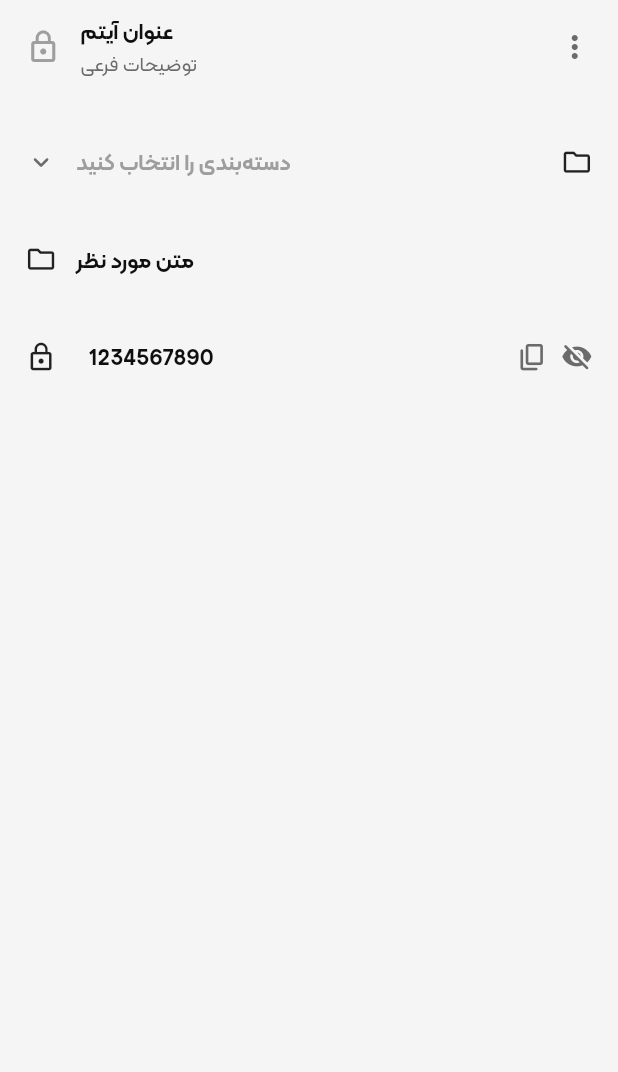
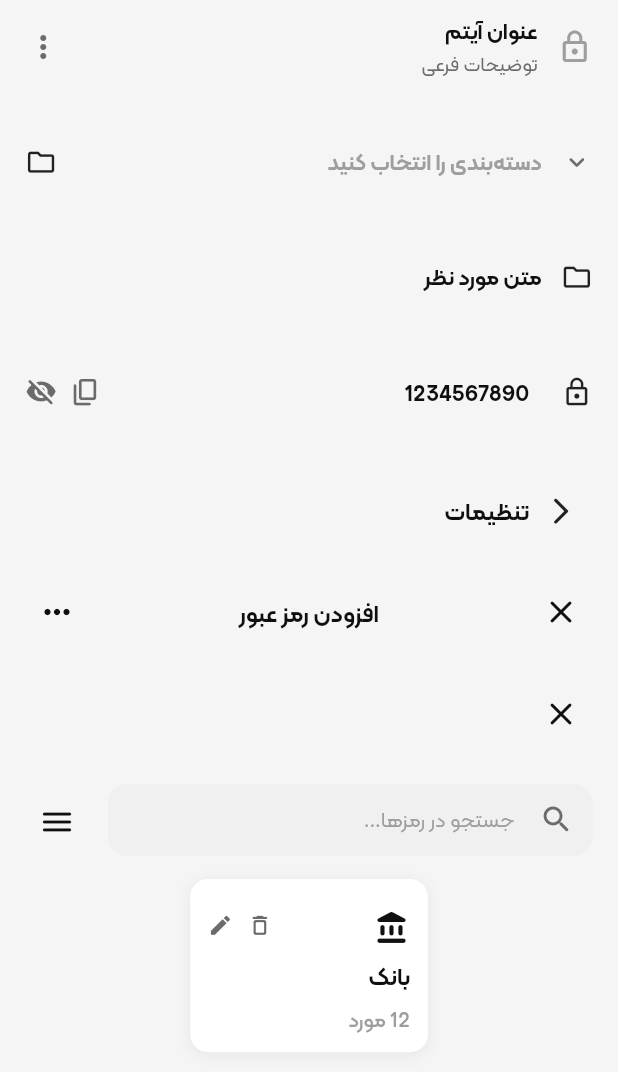
Before and after one commit to javadHeidary/keyva, a Flutter app: the screen it shows after launch, on a phone screen of 412 x 824 dp. Shown: the top 1072 px of the screen. Run offline on Flutter 3.47's test engine with Material 3 defaults, Android fonts, the phone set to English and light mode, and no system bars; our stand-ins replace flutter_svg, get, vector_graphics.

Commit message:
Add :  app widgets

```diff
--- a/lib/feature/widget_builder_test.dart
+++ b/lib/feature/widget_builder_test.dart
@@ -4,8 +4,11 @@ import 'package:keyva/core/theme/app_spacing.dart';
 import 'package:keyva/core/theme/extensions/responsive_extentions.dart';
 import 'package:keyva/core/theme/extensions/theme_extentions.dart';
 import 'package:keyva/shared/widget/app_dropdown_widget.dart';
+import 'package:keyva/shared/widget/app_header_widget.dart';
 import 'package:keyva/shared/widget/app_list_item_widget.dart';
 import 'package:keyva/shared/widget/app_password_display_widget.dart';
+import 'package:keyva/shared/widget/app_search_header_widger.dart';
+import 'package:keyva/shared/widget/category_widget.dart';
 
 class WidgetBuilderTest extends StatelessWidget {
   const WidgetBuilderTest({super.key});
@@ -14,6 +17,8 @@ class WidgetBuilderTest extends StatelessWidget {
   Widget build(BuildContext context) {
     return Scaffold(
       body: SafeArea(
+        child: Directionality(
+          textDirection: TextDirection.rtl,
           child: Column(
             children: [
               AppListItemWidget(
@@ -54,6 +59,7 @@ class WidgetBuilderTest extends StatelessWidget {
                   size: AppSizes.iconMd.s,
                 ),
               ),
+              SizedBox(height: AppSpacing.md.h),
 
               AppListItemWidget(
                 title: 'متن مورد نظر',
@@ -63,6 +69,7 @@ class WidgetBuilderTest extends StatelessWidget {
                 ), // یا leadingIcon
                 onTap: () {},
               ),
+              SizedBox(height: AppSpacing.md.h),
 
               AppPasswordDisplayWiget(
                 leadingIcon: Icon(Icons.lock_outline, size: AppSizes.iconMd.s),
@@ -71,7 +78,65 @@ class WidgetBuilderTest extends StatelessWidget {
                 onToggleVisibility: () {},
                 onCopy: () {},
               ),
+              SizedBox(height: AppSpacing.md.h),
+              AppHeaderWidget(
+                title: 'تنظیمات',
+                titleAlign: TextAlign.right,
+                leading: Icon(Icons.arrow_back_ios_new_rounded, size: 20.s),
+                onLeadingTap: () => Navigator.pop(context),
+              ),
+              AppHeaderWidget(
+                title: 'افزودن رمز عبور',
+                titleAlign: TextAlign.center,
+                leading: Icon(
+                  Icons.close_rounded,
+                  size: 24.s,
+                  color: context.colors.textPrimary,
+                ),
+                onLeadingTap: () => Navigator.pop(context),
+                trailing: Icon(
+                  Icons.more_horiz_rounded,
+                  size: 24.s,
+                  color: context.colors.textPrimary,
+                ),
+                onTrailingTap: () {},
+              ),
+              AppHeaderWidget(
+                leading: Icon(
+                  Icons.close_rounded,
+                  size: 24.s,
+                  color: context.colors.textPrimary,
+                ),
+                onLeadingTap: () => Navigator.pop(context),
+              ),
+
+              AppSearchHeaderWidget(
+                controller: TextEditingController(),
+                hintText: 'جستجو در رمزها...',
+                onChanged: (value) {},
+                trailing: Icon(
+                  Icons.menu_rounded,
+                  size: 24.s,
+                  color: context.colors.textPrimary,
+                ),
+                onTrailingTap: () {},
+              ),
+              SizedBox(
+                width: 150.w,
+                child: CategoryCardWidget(
+                  title: 'بانک',
+                  itemCount: 12,
+                  icon: Icon(
+                    Icons.account_balance_rounded,
+                    color: context.colors.primary,
+                  ),
+                  onEdit: () {},
+                  onDelete: () {},
+                  onTap: () {},
+                ),
+              ),
             ],
+          ),
         ),
       ),
     );
--- /dev/null
+++ b/lib/shared/widget/app_header_widget.dart
@@ -0,0 +1,100 @@
+import 'package:flutter/material.dart';
+import 'package:keyva/core/theme/app_typography.dart';
+import 'package:keyva/core/theme/extensions/responsive_extentions.dart';
+import 'package:keyva/core/theme/extensions/theme_extentions.dart';
+
+class AppHeaderWidget extends StatelessWidget {
+  const AppHeaderWidget({
+    super.key,
+    this.title,
+    this.leading,
+    this.trailing,
+    this.onLeadingTap,
+    this.onTrailingTap,
+    this.titleAlign = TextAlign.center,
+    this.showBottomBorder = false,
+    this.padding,
+  });
+
+  final String? title;
+
+  final Widget? leading;
+
+  final Widget? trailing;
+
+  final VoidCallback? onLeadingTap;
+  final VoidCallback? onTrailingTap;
+
+  final TextAlign titleAlign;
+
+  final bool showBottomBorder;
+
+  final EdgeInsetsGeometry? padding;
+
+  @override
+  Widget build(BuildContext context) {
+    final colors = context.colors;
+
+    return Container(
+      padding:
+          padding ?? EdgeInsets.symmetric(horizontal: 16.s, vertical: 12.s),
+      decoration: showBottomBorder
+          ? BoxDecoration(
+              border: Border(
+                bottom: BorderSide(color: colors.divider, width: 1),
+              ),
+            )
+          : null,
+      child: Row(
+        children: [
+          if (leading != null)
+            _HeaderIconButton(onTap: onLeadingTap, child: leading!)
+          else
+            SizedBox(width: 40.s),
+
+          Expanded(
+            child: title != null
+                ? Text(
+                    title!,
+                    textAlign: titleAlign,
+                    maxLines: 1,
+                    overflow: TextOverflow.ellipsis,
+                    style: AppTypography.titleLarge.copyWith(
+                      color: colors.textPrimary,
+                    ),
+                  )
+                : const SizedBox.shrink(),
+          ),
+
+          if (trailing != null)
+            _HeaderIconButton(onTap: onTrailingTap, child: trailing!)
+          else
+            SizedBox(width: 40.s),
+        ],
+      ),
+    );
+  }
+}
+
+class _HeaderIconButton extends StatelessWidget {
+  const _HeaderIconButton({required this.child, this.onTap});
+
+  final Widget child;
+  final VoidCallback? onTap;
+
+  @override
+  Widget build(BuildContext context) {
+    return Material(
+      color: Colors.transparent,
+      child: InkWell(
+        onTap: onTap,
+        borderRadius: BorderRadius.circular(20.s),
+        child: SizedBox(
+          width: 40.s,
+          height: 40.s,
+          child: Center(child: child),
+        ),
+      ),
+    );
+  }
+}
--- /dev/null
+++ b/lib/shared/widget/app_search_header_widger.dart
@@ -0,0 +1,146 @@
+import 'package:flutter/material.dart';
+import 'package:keyva/core/theme/app_typography.dart';
+import 'package:keyva/core/theme/extensions/responsive_extentions.dart';
+import 'package:keyva/core/theme/extensions/theme_extentions.dart';
+
+class AppSearchHeaderWidget extends StatelessWidget {
+  const AppSearchHeaderWidget({
+    super.key,
+    this.controller,
+    this.hintText = 'جستجو...',
+    this.onChanged,
+    this.onSubmitted,
+    this.trailing,
+    this.onTrailingTap,
+    this.padding,
+    this.readOnly = false,
+    this.onTap,
+  });
+
+  final TextEditingController? controller;
+  final String hintText;
+  final ValueChanged<String>? onChanged;
+  final ValueChanged<String>? onSubmitted;
+
+  final Widget? trailing;
+  final VoidCallback? onTrailingTap;
+
+  final EdgeInsetsGeometry? padding;
+
+  final bool readOnly;
+  final VoidCallback? onTap;
+
+  @override
+  Widget build(BuildContext context) {
+    // final colors = context.colors;
+
+    return Padding(
+      padding:
+          padding ?? EdgeInsets.symmetric(horizontal: 16.s, vertical: 12.s),
+      child: Row(
+        children: [
+          Expanded(
+            child: _SearchField(
+              controller: controller,
+              hintText: hintText,
+              onChanged: onChanged,
+              onSubmitted: onSubmitted,
+              readOnly: readOnly,
+              onTap: onTap,
+            ),
+          ),
+
+          if (trailing != null) ...[
+            SizedBox(width: 12.s),
+            _HeaderIconButton(onTap: onTrailingTap, child: trailing!),
+          ],
+        ],
+      ),
+    );
+  }
+}
+
+class _SearchField extends StatelessWidget {
+  const _SearchField({
+    this.controller,
+    required this.hintText,
+    this.onChanged,
+    this.onSubmitted,
+    this.readOnly = false,
+    this.onTap,
+  });
+
+  final TextEditingController? controller;
+  final String hintText;
+  final ValueChanged<String>? onChanged;
+  final ValueChanged<String>? onSubmitted;
+  final bool readOnly;
+  final VoidCallback? onTap;
+
+  @override
+  Widget build(BuildContext context) {
+    final colors = context.colors;
+
+    return SizedBox(
+      height: 48.s,
+      child: TextField(
+        controller: controller,
+        onChanged: onChanged,
+        onSubmitted: onSubmitted,
+        readOnly: readOnly,
+        onTap: onTap,
+        style: AppTypography.bodyMedium.copyWith(color: colors.textPrimary),
+        cursorColor: colors.primary,
+        decoration: InputDecoration(
+          hintText: hintText,
+          hintStyle: AppTypography.bodyMedium.copyWith(
+            color: colors.textTertiary,
+          ),
+          prefixIcon: Icon(
+            Icons.search_rounded,
+            size: 22.s,
+            color: colors.textSecondary,
+          ),
+          filled: true,
+          fillColor: colors.input,
+          contentPadding: EdgeInsets.symmetric(horizontal: 16.s, vertical: 0),
+          border: OutlineInputBorder(
+            borderRadius: BorderRadius.circular(12.s),
+            borderSide: BorderSide.none,
+          ),
+          enabledBorder: OutlineInputBorder(
+            borderRadius: BorderRadius.circular(12.s),
+            borderSide: BorderSide.none,
+          ),
+          focusedBorder: OutlineInputBorder(
+            borderRadius: BorderRadius.circular(12.s),
+            borderSide: BorderSide(color: colors.borderFocus, width: 1.5),
+          ),
+        ),
+      ),
+    );
+  }
+}
+
+class _HeaderIconButton extends StatelessWidget {
+  const _HeaderIconButton({required this.child, this.onTap});
+
+  final Widget child;
+  final VoidCallback? onTap;
+
+  @override
+  Widget build(BuildContext context) {
+    return Material(
+      color: Colors.transparent,
+      child: InkWell(
+        onTap: onTap,
+        borderRadius: BorderRadius.circular(20.s),
+        child: SizedBox(
+          width: 40.s,
+          height: 40.s,
+          child: Center(child: child),
+        ),
+      ),
+    );
+  }
+}
--- /dev/null
+++ b/lib/shared/widget/category_widget.dart
@@ -0,0 +1,102 @@
+import 'package:flutter/material.dart';
+import 'package:keyva/core/theme/app_radius.dart';
+import 'package:keyva/core/theme/app_sizes.dart';
+import 'package:keyva/core/theme/app_spacing.dart';
+import 'package:keyva/core/theme/app_typography.dart';
+import 'package:keyva/core/theme/extensions/responsive_extentions.dart';
+import 'package:keyva/core/theme/extensions/theme_extentions.dart';
+
+class CategoryCardWidget extends StatelessWidget {
+  const CategoryCardWidget({
+    super.key,
+    required this.title,
+    required this.itemCount,
+    required this.icon,
+    this.onEdit,
+    this.onDelete,
+    this.onTap,
+  });
+
+  final String title;
+  final int itemCount;
+  final Widget icon;
+  final VoidCallback? onEdit;
+  final VoidCallback? onDelete;
+  final VoidCallback? onTap;
+
+  @override
+  Widget build(BuildContext context) {
+    final colors = context.colors;
+    final shadows = context.shadows;
+
+    return GestureDetector(
+      onTap: onTap,
+      child: Container(
+        padding: EdgeInsets.all(AppSpacing.md.h),
+        decoration: BoxDecoration(
+          color: colors.card,
+          borderRadius: BorderRadius.circular(AppRadius.medium),
+          boxShadow: shadows.card,
+        ),
+        child: Stack(
+          children: [
+            Column(
+              crossAxisAlignment: CrossAxisAlignment.start,
+              children: [
+                Align(
+                  alignment: Alignment.centerRight,
+                  child: SizedBox(height: 40.s, child: icon),
+                ),
+                Text(
+                  title,
+                  maxLines: 1,
+                  overflow: TextOverflow.ellipsis,
+                  style: AppTypography.titleLarge.copyWith(
+                    color: colors.textPrimary,
+                  ),
+                ),
+                SizedBox(height: AppSpacing.sm.h),
+                Text(
+                  '$itemCount مورد',
+                  style: AppTypography.labelLarge.copyWith(
+                    color: colors.textTertiary,
+                  ),
+                ),
+              ],
+            ),
+            Positioned(
+              top: 10.s,
+              left: 0,
+              child: _ActionIcon(icon: Icons.edit_rounded, onTap: onEdit),
+            ),
+            Positioned(
+              top: 10.s,
+              left: 25.s,
+              child: _ActionIcon(
+                icon: Icons.delete_outline_rounded,
+                onTap: onDelete,
+              ),
+            ),
+          ],
+        ),
+      ),
+    );
+  }
+}
+
+class _ActionIcon extends StatelessWidget {
+  const _ActionIcon({required this.icon, this.onTap});
+
+  final IconData icon;
+  final VoidCallback? onTap;
+
+  @override
+  Widget build(BuildContext context) {
+    final colors = context.colors;
+
+    return GestureDetector(
+      onTap: onTap,
+      child: Icon(icon, size: AppSizes.iconSm.s, color: colors.textSecondary),
+    );
+  }
+}
```
Lines whose indentation alone changed are shown as unchanged.
